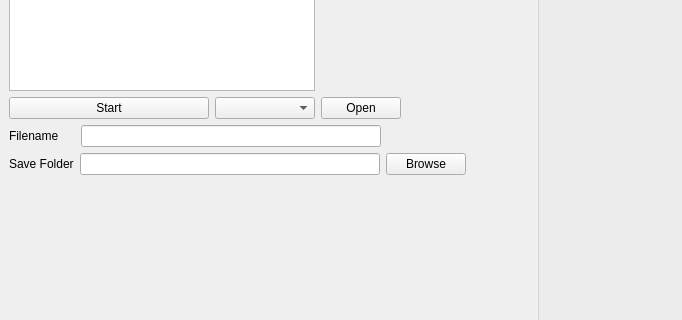
First picture: the form in Python/ApplicationWindow.ui, repository thechosenone98/STM32-AI, before the edit; both pictures show x 0 to 682 and y 218 to 538 of the 1068 by 712 pixel window.
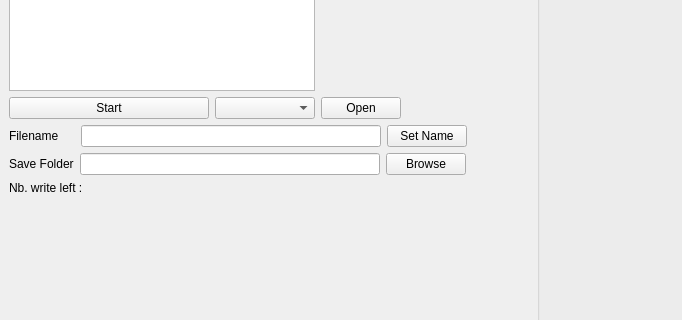
Second picture: the form after the edit.

```diff
--- a/Python/ApplicationWindow.ui
+++ b/Python/ApplicationWindow.ui
@@ -154,6 +154,13 @@
             </property>
            </widget>
           </item>
+          <item>
+           <widget class="QPushButton" name="btn_setName">
+            <property name="text">
+             <string>Set Name</string>
+            </property>
+           </widget>
+          </item>
           <item>
            <spacer name="horizontalSpacer_2">
             <property name="orientation">
@@ -213,6 +220,13 @@
           </item>
          </layout>
         </item>
+        <item>
+         <widget class="QLabel" name="lbl_nbWritesLeft">
+          <property name="text">
+           <string>Nb. write left :</string>
+          </property>
+         </widget>
+        </item>
         <item>
          <spacer name="verticalSpacer">
           <property name="orientation">
```
